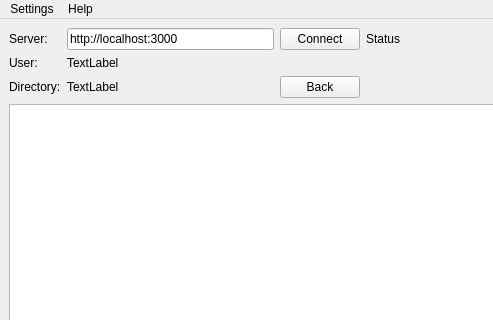
This is client/src/ui/mainwindow.ui in sierdzio/cutecloud as Qt 5 draws it before an edit; both pictures show x 0 to 493 and y 0 to 320 of the 800 by 600 pixel window. The edited form follows.
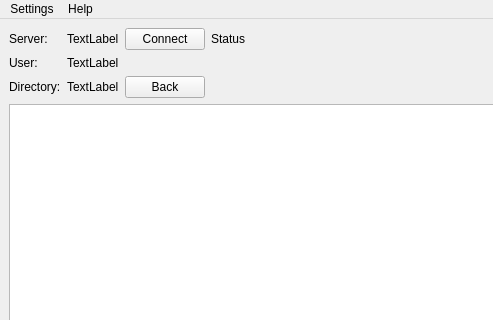
This is the edited form.

```diff
--- a/client/src/ui/mainwindow.ui
+++ b/client/src/ui/mainwindow.ui
@@ -47,13 +47,6 @@
           </property>
          </widget>
         </item>
-        <item row="0" column="0">
-         <widget class="QLabel" name="label_3">
-          <property name="text">
-           <string>Server:</string>
-          </property>
-         </widget>
-        </item>
         <item row="1" column="1">
          <widget class="QLabel" name="userLabel">
           <property name="text">
@@ -61,13 +54,6 @@
           </property>
          </widget>
         </item>
-        <item row="0" column="1">
-         <widget class="QLineEdit" name="serverLineEdit">
-          <property name="text">
-           <string>http://localhost:3000</string>
-          </property>
-         </widget>
-        </item>
         <item row="0" column="3">
          <widget class="QLabel" name="statusLabel">
           <property name="text">
@@ -82,6 +68,20 @@
           </property>
          </widget>
         </item>
+        <item row="0" column="0">
+         <widget class="QLabel" name="label_3">
+          <property name="text">
+           <string>Server:</string>
+          </property>
+         </widget>
+        </item>
+        <item row="0" column="1">
+         <widget class="QLabel" name="serverUrlLabel">
+          <property name="text">
+           <string>TextLabel</string>
+          </property>
+         </widget>
+        </item>
        </layout>
       </item>
       <item>
```
